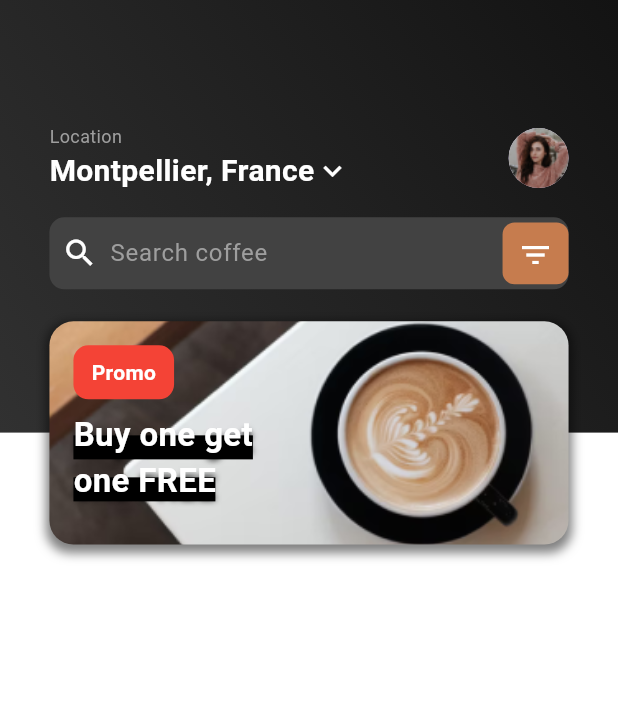
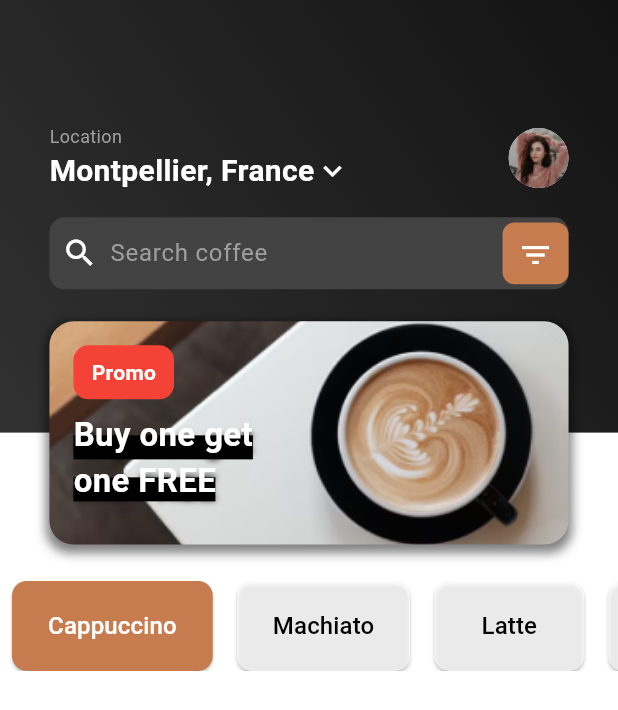
Before and after one commit to MisTraleuh/Simple-Coffee, a Flutter app: the screen it shows after launch, on a phone screen of 412 x 824 dp. Shown: the top 710 px of the screen. Run offline on Flutter 3.47's test engine with Material 3 defaults, Android fonts, the phone set to English and light mode, and no system bars; our stand-ins replace wave.

Commit message:
[ADD] ButtonsRow widget | [ADD] ButtonsRow HomePage

```diff
--- a/lib/features/product_pages/home_page_mobile.dart
+++ b/lib/features/product_pages/home_page_mobile.dart
@@ -1,6 +1,7 @@
 import 'package:flutter/material.dart';
 
 import "package:simple_coffee/models/cards/ImageCard.dart";
+import "package:simple_coffee/models/buttons/ButtonsRow.dart";
 
 class HomeMobile extends StatefulWidget {
 
@@ -171,12 +172,28 @@ class _HomeMobileState extends State<HomeMobile> {
                                   ],
                                 ),
                               ),
-
                             ],
                           ),
                         ],
                       ),
                     ),
+                  ),
+                ),
+              ),
+              Padding(
+                padding: EdgeInsets.only(top: height * 0.47, ),
+                child: Center(
+                  child: ButtonsRow(
+                    buttonNames: const ["Cappuccino", "Machiato", "Latte", "Espresso", "Americano", "Mocha"],
+                    activeColor: Theme.of(context).colorScheme.primary,
+                    inactiveColor: Colors.white70,
+                    borderRadius: 10,
+                    onButtonPressed: (String name) {
+                      print(name);
+                    },
+                    isActiveTextStyle: const TextStyle(fontSize: 16, color: Colors.white),
+                    isInactiveTextStyle: const TextStyle(fontSize: 16, color: Colors.black),
+                    buttonSize: const Size(100, 60),
                   ),
                 ),
               ),
--- /dev/null
+++ b/lib/models/buttons/ButtonsRow.dart
@@ -0,0 +1,68 @@
+import 'package:flutter/material.dart';
+
+class ButtonsRow extends StatefulWidget {
+  final List<String> buttonNames;
+  final Color activeColor;
+  final Color inactiveColor;
+  final double borderRadius;
+  final Function(String) onButtonPressed;
+  final TextStyle? isActiveTextStyle;
+  final TextStyle? isInactiveTextStyle;
+  final Size buttonSize;
+
+  const ButtonsRow({
+    Key? key,
+    required this.buttonNames,
+    required this.activeColor,
+    required this.inactiveColor,
+    required this.borderRadius,
+    required this.onButtonPressed,
+    this.isActiveTextStyle,
+    this.isInactiveTextStyle,
+    required this.buttonSize,
+  }) : super(key: key);
+
+  @override
+  State<ButtonsRow> createState() => _ButtonsRowState();
+}
+
+class _ButtonsRowState extends State<ButtonsRow> {
+  String? activeButton;
+
+  @override
+  Widget build(BuildContext context) {
+
+    activeButton ??= widget.buttonNames.first;
+
+    return SingleChildScrollView(
+      scrollDirection: Axis.horizontal,
+      child: Row(
+        children: widget.buttonNames.map((name) {
+          bool isActive = activeButton == name;
+          return Padding(
+            padding: const EdgeInsets.symmetric(horizontal: 8.0),
+            child: ElevatedButton(
+              onPressed: () {
+                setState(() {
+                  activeButton = name;
+                });
+                widget.onButtonPressed(name);
+              },
+              style: ElevatedButton.styleFrom(
+                backgroundColor: isActive ? widget.activeColor : widget.inactiveColor,
+                shape: RoundedRectangleBorder(
+                  borderRadius: BorderRadius.circular(widget.borderRadius),
+                ),
+                minimumSize: widget.buttonSize,
+              ),
+              child: Text(
+                name,
+                style: isActive ? widget.isActiveTextStyle : widget.isInactiveTextStyle,
+              ),
+            ),
+          );
+        }).toList(),
+      ),
+    );
+  }
+}
```
